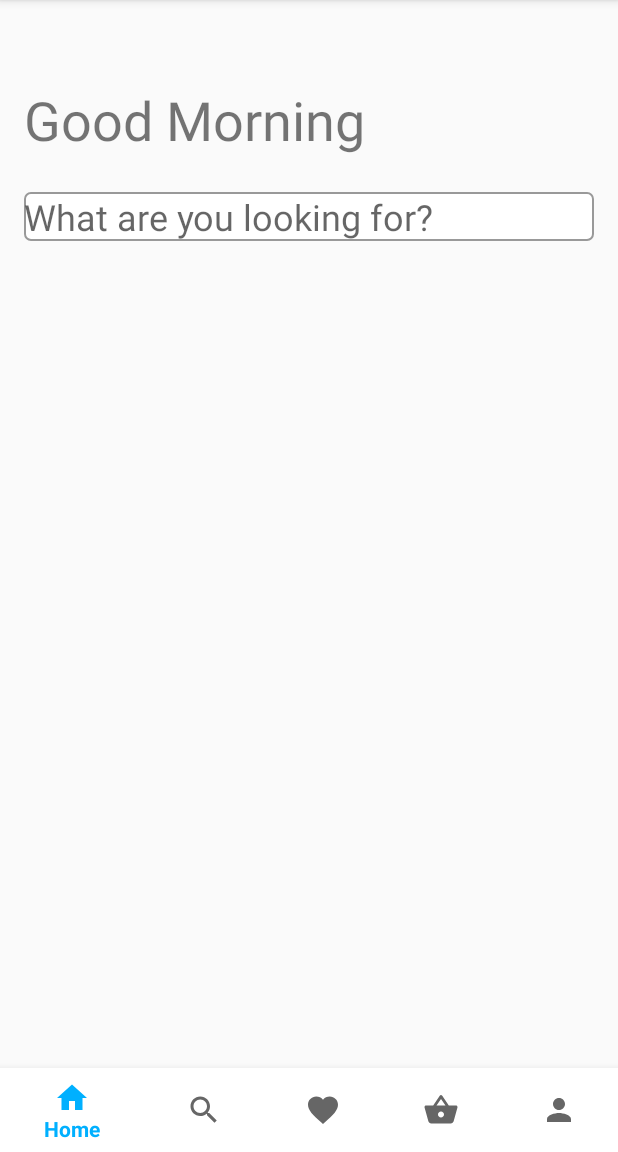
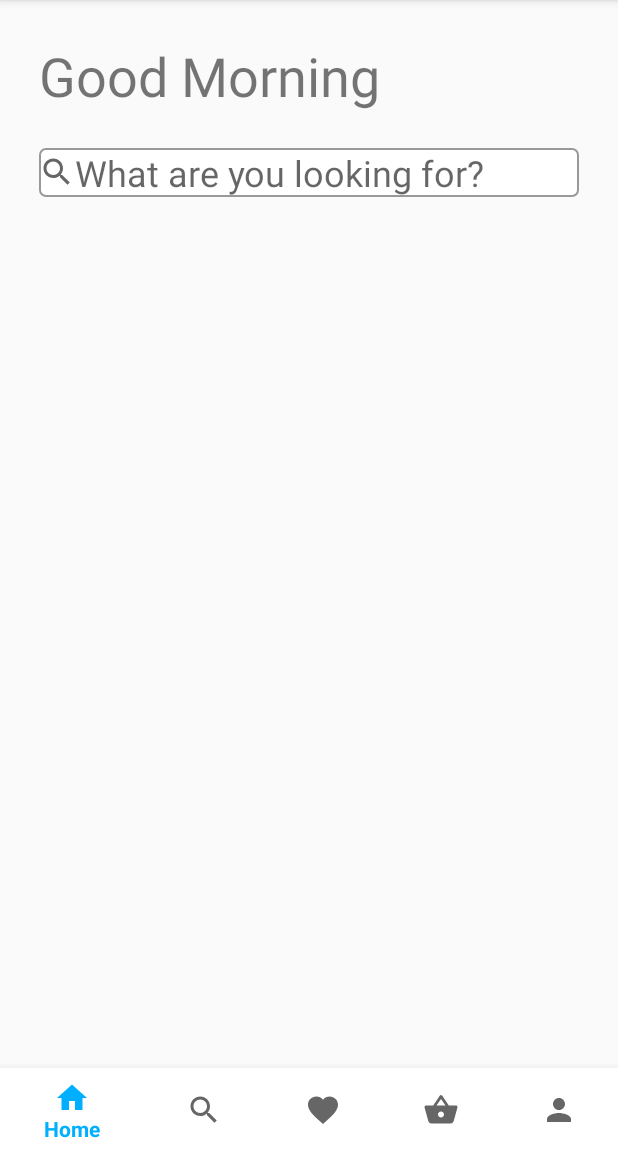
Before and after one commit to klosik007/PayShop, an Android app: the HomeFragment screen opened directly, with no data from a screen before it, on a phone screen of 412 x 824 dp, the part 84-1236 px from its top. Run offline under Robolectric (Android 15) with nearby library versions, the phone set to English and light mode, and no system bars; Roboto replaces fonts that are not available here.

Commit message:
padding to constraintlayout added

```diff
--- a/app/src/main/res/layout/fragment_home.xml
+++ b/app/src/main/res/layout/fragment_home.xml
@@ -1,9 +1,13 @@
 <?xml version="1.0" encoding="utf-8"?>
-<androidx.constraintlayout.widget.ConstraintLayout xmlns:android="http://schemas.android.com/apk/res/android"
+<androidx.constraintlayout.widget.ConstraintLayout
+    xmlns:android="http://schemas.android.com/apk/res/android"
     xmlns:app="http://schemas.android.com/apk/res-auto"
-    xmlns:tools="http://schemas.android.com/tools"
     android:layout_width="match_parent"
-    android:layout_height="match_parent">
+    android:layout_height="match_parent"
+    android:paddingLeft="10dp"
+    android:paddingRight="10dp"
+    android:paddingBottom="10dp"
+    android:paddingTop="10dp">
 
     <TextView
         android:id="@+id/welcomeTextView"
@@ -11,7 +15,7 @@
         android:layout_width="wrap_content"
         android:layout_height="wrap_content"
         android:layout_marginStart="16dp"
-        android:layout_marginTop="55dp"
+        android:layout_marginTop="16dp"
         android:fontFamily="@font/bubbler_one"
         android:text="Good"
         android:textSize="36sp"
@@ -31,6 +35,7 @@
         android:inputType="textPersonName"
         android:hint="What are you looking for?"
         android:textSize="24sp"
+        android:drawableLeft="@drawable/ic_baseline_search_24"
         app:layout_constraintEnd_toEndOf="parent"
         app:layout_constraintStart_toStartOf="parent"
         app:layout_constraintTop_toBottomOf="@+id/welcomeTextView" />
```
